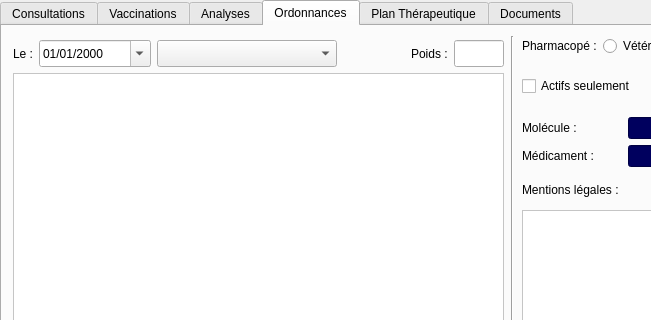
FrancoisBagaini/OpenVet0.2, file VetGUI/Form_medical.ui: the form before one commit; both pictures show x 0 to 651 and y 0 to 320 of the 1024 by 524 pixel window.
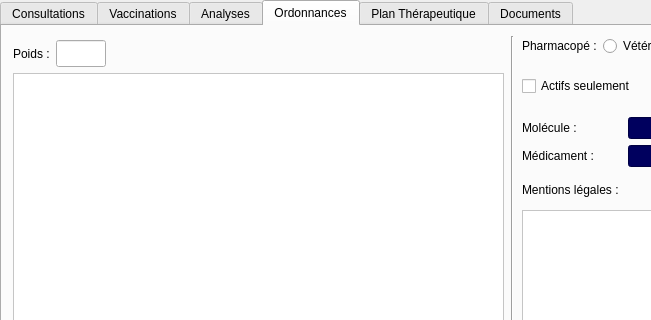
The form after the commit. Icons and pictures are not drawn. Custom widgets are drawn as their Qt base class.

```diff
--- a/VetGUI/Form_medical.ui
+++ b/VetGUI/Form_medical.ui
@@ -1565,79 +1565,6 @@
        <property name="sizeConstraint">
         <enum>QLayout::SetDefaultConstraint</enum>
        </property>
-       <item>
-        <widget class="QLabel" name="label_10">
-         <property name="text">
-          <string>Le :</string>
-         </property>
-         <property name="alignment">
-          <set>Qt::AlignRight|Qt::AlignTrailing|Qt::AlignVCenter</set>
-         </property>
-         <property name="buddy">
-          <cstring>dateEdit_ordonance</cstring>
-         </property>
-        </widget>
-       </item>
-       <item>
-        <widget class="QDateEdit" name="dateEdit_ordonance">
-         <property name="sizePolicy">
-          <sizepolicy hsizetype="Fixed" vsizetype="Fixed">
-           <horstretch>0</horstretch>
-           <verstretch>0</verstretch>
-          </sizepolicy>
-         </property>
-         <property name="minimumSize">
-          <size>
-           <width>112</width>
-           <height>27</height>
-          </size>
-         </property>
-         <property name="baseSize">
-          <size>
-           <width>0</width>
-           <height>0</height>
-          </size>
-         </property>
-         <property name="displayFormat">
-          <string>dd/MM/yyyy</string>
-         </property>
-         <property name="calendarPopup">
-          <bool>true</bool>
-         </property>
-        </widget>
-       </item>
-       <item>
-        <widget class="MyComboBox" name="comboBox_especeCible">
-         <property name="minimumSize">
-          <size>
-           <width>180</width>
-           <height>0</height>
-          </size>
-         </property>
-         <property name="maximumSize">
-          <size>
-           <width>16777215</width>
-           <height>27</height>
-          </size>
-         </property>
-         <property name="toolTip">
-          <string>Choix de l'espèce cible</string>
-         </property>
-        </widget>
-       </item>
-       <item>
-        <spacer name="horizontalSpacer_2">
-         <property name="orientation">
-          <enum>Qt::Horizontal</enum>
-         </property>
-         <property name="sizeHint" stdset="0">
-          <size>
-           <width>30</width>
-           <height>20</height>
-          </size>
-         </property>
-        </spacer>
-       </item>
        <item>
         <widget class="QLabel" name="label_11">
          <property name="text">
@@ -1670,6 +1597,19 @@
          </property>
         </widget>
        </item>
+       <item>
+        <spacer name="horizontalSpacer_2">
+         <property name="orientation">
+          <enum>Qt::Horizontal</enum>
+         </property>
+         <property name="sizeHint" stdset="0">
+          <size>
+           <width>40</width>
+           <height>20</height>
+          </size>
+         </property>
+        </spacer>
+       </item>
       </layout>
      </item>
      <item>
```
Left out of the diff: 2 changed lines with no effect on the pictures.
